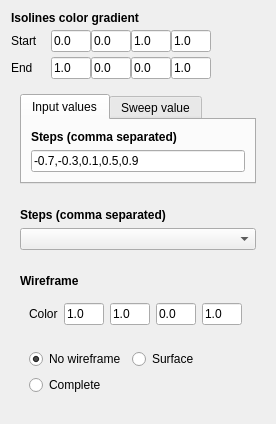
The window that Rendering/Renderers/IsolineRenderer/isolinerendererconfig.ui (Gloix/Camaron) describes before a commit, drawn with Qt 5.
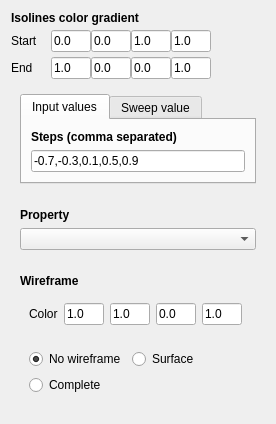
The same window after the commit.

Commit message: Fixed label in isolines renderer.

Patch:
```diff
--- a/Rendering/Renderers/IsolineRenderer/isolinerendererconfig.ui
+++ b/Rendering/Renderers/IsolineRenderer/isolinerendererconfig.ui
@@ -473,7 +473,7 @@
          </font>
         </property>
         <property name="text">
-         <string>Steps (comma separated)</string>
+         <string>Property</string>
         </property>
        </widget>
       </item>
```
